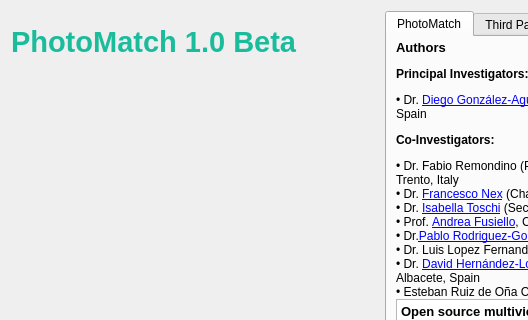
Qt form src/photomatch/ui/AboutDialog.ui (TIDOP-USAL/photomatch) before a commit; both pictures show x 0 to 528 and y 0 to 320 of the 854 by 451 pixel window.
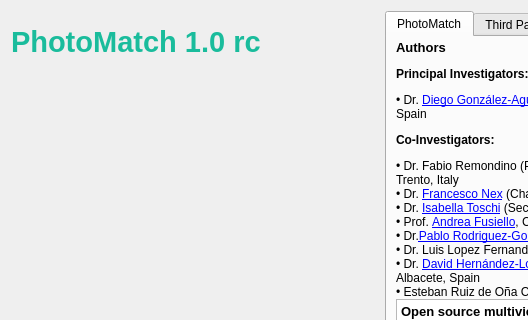
The same form after that commit. Icons and pictures are not drawn.

Commit message: Versión 1.0.0 rc-1

The edit to the form file:
```diff
--- a/src/photomatch/ui/AboutDialog.ui
+++ b/src/photomatch/ui/AboutDialog.ui
@@ -47,7 +47,7 @@
         <string notr="true">color: rgb(26, 188, 156);</string>
        </property>
        <property name="text">
-        <string>PhotoMatch 1.0 Beta</string>
+        <string>PhotoMatch 1.0 rc</string>
        </property>
       </widget>
      </item>
```
Left out of the diff: 340 changed lines with no effect on the pictures.
